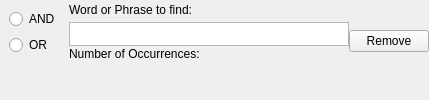
Old version of the form programs/KJVCanOpener/KJVSearchPhraseEdit.ui in the repository dewhisna/KingJamesPureBibleSearch.
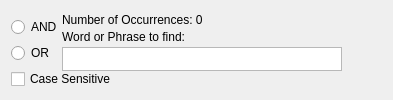
New version of the form. Icons and pictures are not drawn. Custom widgets are drawn as their Qt base class.

Commit message: Ugh!  Finally got the stupid QScrollArea to work.  The secret is that you have to set its size to the proper size hint AND call setMinimumSize on its contained widget every time the size of your layout changes! Also rolled up CRefCountCalc for relative counting, since we were doing that stuff all over the place. Cleaned up the main KJVBrowser structure and signals. Added an icon and rc resource file.  Though for some reason QtCreator won't properly compile it.  You have to do it at the command line.  Got to figure that one out still.

Diff of the .ui file:
```diff
--- a/programs/KJVCanOpener/KJVSearchPhraseEdit.ui
+++ b/programs/KJVCanOpener/KJVSearchPhraseEdit.ui
@@ -2,16 +2,21 @@
 <ui version="4.0">
  <class>CKJVSearchPhraseEdit</class>
  <widget class="QWidget" name="CKJVSearchPhraseEdit">
+  <property name="sizePolicy">
+   <sizepolicy hsizetype="Preferred" vsizetype="Preferred">
+    <horstretch>0</horstretch>
+    <verstretch>0</verstretch>
+   </sizepolicy>
+  </property>
   <property name="windowTitle">
    <string>Form</string>
   </property>
   <property name="toolTip">
    <string extracomment=",8.25,-1,5,50,0,0,0,0,0"/>
   </property>
+  <layout class="QHBoxLayout" name="horizontalLayout_2">
+   <item>
   <layout class="QGridLayout" name="gridLayout">
-   <property name="margin">
-    <number>0</number>
-   </property>
    <property name="spacing">
     <number>0</number>
    </property>
@@ -19,21 +24,30 @@
     <layout class="QHBoxLayout" name="horizontalLayout">
      <item>
       <widget class="QFrame" name="frameSearchBoolOp">
+         <property name="sizePolicy">
+          <sizepolicy hsizetype="Fixed" vsizetype="Fixed">
+           <horstretch>0</horstretch>
+           <verstretch>0</verstretch>
+          </sizepolicy>
+         </property>
        <property name="frameShape">
         <enum>QFrame::NoFrame</enum>
        </property>
        <property name="frameShadow">
         <enum>QFrame::Plain</enum>
        </property>
-       <layout class="QVBoxLayout" name="verticalLayout_3">
-        <item>
+         <layout class="QFormLayout" name="formLayout">
+          <property name="margin">
+           <number>0</number>
+          </property>
+          <item row="0" column="0">
          <widget class="QRadioButton" name="radioButtonANDSearch">
           <property name="text">
            <string>AND</string>
           </property>
          </widget>
         </item>
-        <item>
+          <item row="1" column="0">
          <widget class="QRadioButton" name="radioButtonORSearch">
           <property name="text">
            <string>OR</string>
@@ -48,6 +62,13 @@
        <property name="spacing">
         <number>0</number>
        </property>
+         <item>
+          <widget class="QLabel" name="lblOccurrenceCount">
+           <property name="text">
+            <string>Number of Occurrences: 0</string>
+           </property>
+          </widget>
+         </item>
        <item>
         <widget class="QLabel" name="lblPhrase">
          <property name="text">
@@ -92,32 +113,22 @@
          </property>
         </widget>
        </item>
-       <item>
-        <widget class="QLabel" name="lblOccurrenceCount">
-         <property name="text">
-          <string>Number of Occurrences:</string>
-         </property>
-        </widget>
-       </item>
       </layout>
      </item>
      <item>
       <layout class="QVBoxLayout" name="verticalLayout_2">
-       <property name="spacing">
-        <number>0</number>
-       </property>
        <item>
         <spacer name="verticalSpacer">
          <property name="orientation">
           <enum>Qt::Vertical</enum>
          </property>
          <property name="sizeType">
-          <enum>QSizePolicy::Preferred</enum>
+            <enum>QSizePolicy::Expanding</enum>
          </property>
          <property name="sizeHint" stdset="0">
           <size>
-           <width>20</width>
-           <height>19</height>
+             <width>13</width>
+             <height>13</height>
           </size>
          </property>
         </spacer>
@@ -125,7 +136,14 @@
        <item>
         <widget class="QPushButton" name="buttonRemove">
          <property name="text">
-          <string>Remove</string>
+            <string/>
+           </property>
+           <property name="icon">
+            <iconset resource="KJVCanOpener.qrc">
+             <normaloff>:/res/Close.png</normaloff>:/res/Close.png</iconset>
+           </property>
+           <property name="flat">
+            <bool>true</bool>
          </property>
         </widget>
        </item>
@@ -134,17 +152,13 @@
     </layout>
    </item>
    <item row="1" column="0">
-    <spacer name="verticalSpacer_2">
-     <property name="orientation">
-      <enum>Qt::Vertical</enum>
-     </property>
-     <property name="sizeHint" stdset="0">
-      <size>
-       <width>20</width>
-       <height>0</height>
-      </size>
-     </property>
-    </spacer>
+      <widget class="QCheckBox" name="chkCaseSensitive">
+       <property name="text">
+        <string>Case Sensitive</string>
+       </property>
+      </widget>
+     </item>
+    </layout>
    </item>
   </layout>
  </widget>
```
Left out of the diff: 10 changed lines with no effect on the pictures. Lines whose indentation alone changed are shown as unchanged. The commit also changes 25 other files.
